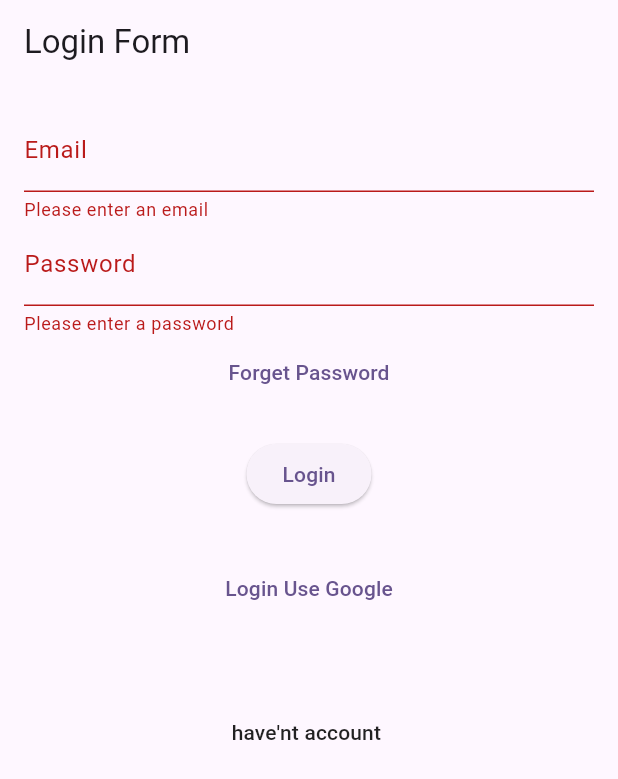
After one commit to nasser611-jpg/learn_firebase2, a Flutter app: the screen it shows after launch, after a tap on "Login", after a tap on "Login Use Google", on a phone screen of 412 x 824 dp. The commit adds this screen. Shown: the top 779 px of the screen. Run offline on Flutter 3.47's test engine with Material 3 defaults, Android fonts, the phone set to English and light mode, and no system bars; our stand-ins replace cloud_firestore, firebase_auth, firebase_core, google_sign_in; accounts and stored records are empty; network calls fail.

Commit message:
make auth and sign , stye to solvev add to firestore

```diff
--- /dev/null
+++ b/lib/auth/loginn.dart
@@ -0,0 +1,168 @@
+import 'package:firebase_auth/firebase_auth.dart';
+import 'package:flutter/material.dart';
+import 'package:google_sign_in/google_sign_in.dart';
+import 'package:learn_firebase2/auth/homepage.dart';
+import 'package:learn_firebase2/auth/signup.dart';
+
+class Login extends StatefulWidget {
+  @override
+  _LoginState createState() => _LoginState();
+}
+
+class _LoginState extends State<Login> {
+  Future signInWithGoogle() async {
+  // Trigger the authentication flow
+  final GoogleSignInAccount? googleUser = await GoogleSignIn().signIn();
+if(googleUser==null){
+  return ;
+}
+  // Obtain the auth details from the request
+  final GoogleSignInAuthentication? googleAuth = await googleUser?.authentication;
+
+  // Create a new credential
+  final credential = GoogleAuthProvider.credential(
+    accessToken: googleAuth?.accessToken,
+    idToken: googleAuth?.idToken,
+  );
+
+  // Once signed in, return the UserCredential
+   await FirebaseAuth.instance.signInWithCredential(credential);
+   Navigator.push(context, MaterialPageRoute(builder: (context) => HomePage(),));
+}
+
+  final _formKey = GlobalKey<FormState>();
+  String _email = '';
+  String _password = '';
+  TextEditingController emailController=TextEditingController();
+  void showErrorDialog(BuildContext context, String message) {
+    showDialog(
+      context: context,
+      builder: (BuildContext context) {
+        return AlertDialog(
+          title: Text('خطاء'),
+          content: Text(message),
+          actions: <Widget>[
+            TextButton(
+              child: Text('حسناً'),
+              onPressed: () {
+                Navigator.of(context).pop(); // Dismiss the dialog
+              },
+            ),
+          ],
+        );
+      },
+    );
+  }
+  void _submitForm() async{
+    if (_formKey.currentState!.validate()) {
+      _formKey.currentState!.save();
+    try {
+  final credential = await FirebaseAuth.instance.signInWithEmailAndPassword(
+    email: _email,
+    password: _password
+  );
+  if(credential.user!.emailVerified){
+      Navigator.push(context, MaterialPageRoute(builder: (context) => HomePage(),));
+
+  }else{
+    showErrorDialog(context, 'please go to your Email and click verified link');
+  }
+} on FirebaseAuthException catch (e) {
+  if (e.code == 'user-not-found') {
+    print('user not found');
+showErrorDialog(context, 'المستخدم غير موحود');
+  } else if (e.code == 'wrong-password') {
+    print('passwrd not correct');
+  showErrorDialog(context, 'كلمة المرور غير صحيحه');
+  }
+}
+      print('Email: $_email, Password: $_password');
+    }
+  }
+
+  @override
+  Widget build(BuildContext context) {
+    return Scaffold(
+      appBar: AppBar(
+        title: Text('Login Form'),
+      ),
+      body: Form(
+        key: _formKey,
+        child: Padding(
+          padding: const EdgeInsets.all(16.0),
+          child: SingleChildScrollView(
+            child: Column(
+              children: [
+                TextFormField(
+                  controller: emailController,
+                  decoration: InputDecoration(
+                    labelText: 'Email',
+                    hintText: 'Enter your email',
+                  ),
+                  keyboardType: TextInputType.emailAddress,
+                  validator: (value) {
+                    if (value == null || value.isEmpty) {
+                      return 'Please enter an email';
+                    }
+                    if (!value.contains('@')) {
+                      return 'Please enter a valid email';
+                    }
+                    return null;
+                  },
+                  onSaved: (value) => _email = value!,
+                ),
+                TextFormField(
+                  decoration: InputDecoration(
+                    labelText: 'Password',
+                    hintText: 'Enter your password',
+                  ),
+                  obscureText: true,
+                  validator: (value) {
+                    if (value == null || value.isEmpty) {
+                      return 'Please enter a password';
+
+                    }
+                    return null;
+                  },
+                  onSaved: (value) => _password = value!,
+                ),
+                TextButton(onPressed: ()async{
+
+               try {
+  await   FirebaseAuth.instance.sendPasswordResetEmail(email: emailController.text);
+     showErrorDialog(context, 'go to your emila and click link to rest password');
+} on Exception catch (e) {
+print(e);
+}
+                }, child: Text('Forget Password')),
+
+                SizedBox(height: 20),
+
+                ElevatedButton(
+                  onPressed: _submitForm,
+                  child: Text('Login'),
+                ),
+                   SizedBox(height: 20,),
+                TextButton(onPressed:(){
+
+                },
+                child: TextButton(child: Text('Login Use Google'),
+                onPressed: () {
+            signInWithGoogle();
+
+             },
+                )),
+                SizedBox(height: 40,),
+                MaterialButton(onPressed: () {
+                  Navigator.push(context, MaterialPageRoute(builder:(context) => SignUp(),));
+                },
+                child: Text('have\'nt account '),
+                )
+              ],
+            ),
+          ),
+        ),
+      ),
+    );
+  }
+}
--- /dev/null
+++ b/lib/auth/signup.dart
@@ -0,0 +1,142 @@
+import 'package:flutter/material.dart';
+import 'package:firebase_auth/firebase_auth.dart';
+import 'package:learn_firebase2/auth/loginn.dart';
+import 'package:learn_firebase2/auth/homepage.dart';
+
+class SignUp extends StatefulWidget {
+  @override
+  _SignUpState createState() => _SignUpState();
+}
+
+class _SignUpState extends State<SignUp> {
+  final _formKey = GlobalKey<FormState>();
+  String _email = '';
+  String _password = '';
+  String userName='';
+    void showErrorDialog(BuildContext context, String message) {
+    showDialog(
+      context: context,
+      builder: (BuildContext context) {
+        return AlertDialog(
+          title: Text('خطاء'),
+          content: Text(message),
+          actions: <Widget>[
+            TextButton(
+              child: Text('حسناً'),
+              onPressed: () {
+                Navigator.of(context).pop(); // Dismiss the dialog
+              },
+            ),
+          ],
+        );
+      },
+    );
+  }
+
+  void _submitForm() async{
+    if (_formKey.currentState!.validate()){
+      _formKey.currentState!.save();
+      try {
+  final credential = await FirebaseAuth.instance.createUserWithEmailAndPassword(
+    email: _email,
+    password: _password,
+  );
+ FirebaseAuth.instance.currentUser!.sendEmailVerification();
+ showErrorDialog(context, 'move to your emial to verfiey ');
+      Navigator.push(context, MaterialPageRoute(builder:(context) => Login(),));
+
+
+} on FirebaseAuthException catch (e) {
+  if (e.code == 'weak-password') {
+    print('The password provided is too weak.');
+  } else if (e.code == 'email-already-in-use') {
+    showErrorDialog(context,'هذا الحساب مستخدم بالفعل');
+    print('The account already exists for that email.');
+  }
+} catch (e) {
+  print(e);
+}
+      // Here you can handle the SignUp logic with the state values
+      print('Email: $_email, Password: $_password , ' 'username: $userName');
+    }
+  }
+
+  @override
+  Widget build(BuildContext context) {
+    return Scaffold(
+      appBar: AppBar(
+        title: Text('SignUp Form'),
+      ),
+      body: Form(
+        key: _formKey,
+        child: Padding(
+          padding: const EdgeInsets.all(16.0),
+          child: Column(
+            children: [
+              TextFormField(
+                decoration: InputDecoration(
+                  labelText: 'UserName',
+                  hintText: 'Enter your username',
+                ),
+                keyboardType: TextInputType.emailAddress,
+                validator: (value) {
+                  if (value == null || value.isEmpty) {
+                    return 'Please enter an username';
+                  }
+                  if (!RegExp(r'[a-z]').hasMatch(value)) {
+                    return 'Please enter a valid username';
+                  }
+                  return null;
+                },
+                onSaved: (value) => userName = value!,
+              ),
+                     TextFormField(
+                decoration: InputDecoration(
+                  labelText: 'Email',
+                  hintText: 'Enter your email',
+                ),
+                keyboardType: TextInputType.emailAddress,
+                validator: (value) {
+                  if (value == null || value.isEmpty) {
+                    return 'Please enter an email';
+                  }
+                  if (!value.contains('@')) {
+                    return 'Please enter a valid email';
+                  }
+                  return null;
+                },
+                onSaved: (value) => _email = value!,
+              ),
+              TextFormField(
+                decoration: InputDecoration(
+                  labelText: 'Password',
+                  hintText: 'Enter your password',
+                ),
+                obscureText: true,
+                validator: (value) {
+                  if (value == null || value.isEmpty) {
+                    return 'Please enter a password';
+                  }
+                  return null;
+                },
+                onSaved: (value) => _password = value!,
+              ),
+
+              SizedBox(height: 20),
+              ElevatedButton(
+                onPressed: _submitForm,
+                child: Text('Signup'),
+              ),
+              SizedBox(height: 30,),
+            MaterialButton(onPressed: () {
+                Navigator.push(context, MaterialPageRoute(builder:(context) => Login(),));
+              },
+              child: Text('alredy have account'),
+              )
+            ],
+          ),
+        ),
+      ),
+    );
+  }
+}
--- a/lib/main.dart
+++ b/lib/main.dart
@@ -1,82 +1,54 @@
+import 'package:firebase_auth/firebase_auth.dart';
 import 'package:firebase_core/firebase_core.dart';
 import 'package:flutter/material.dart';
+import 'package:learn_firebase2/auth/homepage.dart';
+import 'package:learn_firebase2/auth/loginn.dart';
 
 void main() async{
  WidgetsFlutterBinding.ensureInitialized();
   await Firebase.initializeApp(
-  );
+      options: FirebaseOptions(
+    apiKey: 'AIzaSyDejpQM_EedgtqDDHQ5XgACh6f7ouCuh3I',
+    appId: '1:710785220796:android:f4144c4ef95b804ba550b9',
+    messagingSenderId: 'sendid',
+    projectId: 'myapp',
+    storageBucket: 'myapp-b9yt18.appspot.com',
+  )
+    );
   runApp(const MyApp());
 }
 
-class MyApp extends StatelessWidget {
+class MyApp extends StatefulWidget {
   const MyApp({super.key});
 
+  @override
+  State<MyApp> createState() => _MyAppState();
+}
+
+class _MyAppState extends State<MyApp> {
+  @override
+  void initState() {
+FirebaseAuth.instance
+  .authStateChanges()
+  .listen((User? user) {
+    if (user == null) {
+      print('====================User is currently signed out!');
+    } else {
+      print('====================User is signed in!');
+    }
+  });    super.initState();
+  }
   // This widget is the root of your application.
   @override
   Widget build(BuildContext context) {
-    return MaterialApp(
+    return MaterialApp(debugShowCheckedModeBanner: false,
       title: 'Flutter Demo',
       theme: ThemeData(
 
         colorScheme: ColorScheme.fromSeed(seedColor: Colors.deepPurple),
         useMaterial3: true,
       ),
-      home: const MyHomePage(title: 'Flutter Demo Home Page'),
+      home:FirebaseAuth.instance.currentUser!=null&&FirebaseAuth.instance.currentUser!.emailVerified? HomePage():Login()
     );
   }
 }
-
-class MyHomePage extends StatefulWidget {
-  const MyHomePage({super.key, required this.title});
-
-
-  final String title;
-
-  @override
-  State<MyHomePage> createState() => _MyHomePageState();
-}
-
-class _MyHomePageState extends State<MyHomePage> {
-  int _counter = 0;
-
-  void _incrementCounter() {
-    setState(() {
-
-      _counter++;
-    });
-  }
-
-  @override
-  Widget build(BuildContext context) {
-
-    return Scaffold(
-      appBar: AppBar(
-
-        backgroundColor: Theme.of(context).colorScheme.inversePrimary,
-
-        title: Text(widget.title),
-      ),
-      body: Center(
-
-        child: Column(
-
-          mainAxisAlignment: MainAxisAlignment.center,
-          children: <Widget>[
-            const Text(
-              'You have pushed the button this many times:',
-            ),
-            Text(
-              '$_counter',
-              style: Theme.of(context).textTheme.headlineMedium,
-            ),
-          ],
-        ),
-      ),
-      floatingActionButton: FloatingActionButton(
-        onPressed: _incrementCounter,
-        tooltip: 'Increment',
-        child: const Icon(Icons.add),
-      ), // This trailing comma makes auto-formatting nicer for build methods.
-    );
-  }
-}
--- a/pubspec.yaml
+++ b/pubspec.yaml
@@ -41,6 +41,8 @@ dependencies:
   firebase_messaging: ^14.8.2
   firebase_auth_token: ^1.0.5
   google_sign_in: ^6.2.1
+  firebase_core_dart: ^1.0.1
+  firebase_auth: ^4.19.2
 
 dev_dependencies:
   flutter_test:
```
Also changed, not shown: lib/auth/add_category.dart (added, +44 -0 lines), lib/auth/homepage.dart (added, +67 -0 lines), pubspec.lock, 6 other files.
